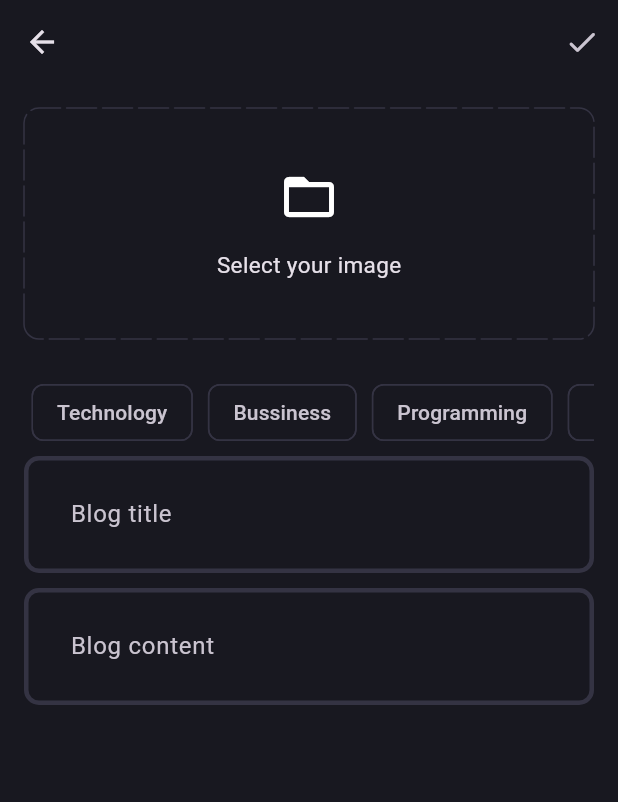
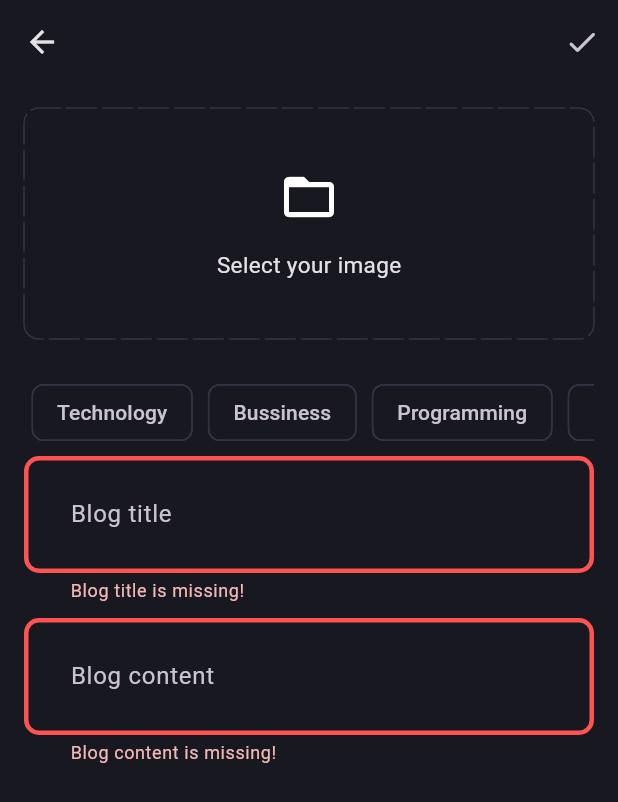
Before and after one commit to ArturKlasa/blog_app, a Flutter app: the AddNewBlogPage screen opened directly, after a tap on the "done" icon, on a phone screen of 412 x 824 dp. Shown: the top 802 px of the screen. Run offline on Flutter 3.47's test engine with Material 3 defaults, Android fonts, the phone set to English and light mode, and no system bars; drawn by our look-alikes of dotted_border; our stand-ins replace flutter_bloc, fpdart, get_it, image_picker, supabase_flutter; accounts and stored records are empty.

Commit message:
Adding blog posts to database finished

```diff
--- a/lib/core/theme/theme.dart
+++ b/lib/core/theme/theme.dart
@@ -22,8 +22,10 @@ class AppTheme {
     ),
     inputDecorationTheme: InputDecorationTheme(
       contentPadding: const EdgeInsets.all(27),
+      border: _border(),
       enabledBorder: _border(),
       focusedBorder: _border(AppPallete.gradient2),
+      errorBorder: _border(AppPallete.errorColor),
     ),
   );
 }
--- a/lib/core/utils/pick_image.dart
+++ b/lib/core/utils/pick_image.dart
@@ -6,6 +6,7 @@ Future<File?> pickImage() async {
   try {
     final xFile = await ImagePicker().pickImage(
       source: ImageSource.gallery,
+      // imageQuality: 80,
     );
     if (xFile != null) {
       return File(xFile.path);
--- /dev/null
+++ b/lib/features/blog/presentation/bloc/blog_bloc.dart
@@ -0,0 +1,32 @@
+import 'dart:io';
+
+import 'package:blog_app/features/blog/domain/usecases/upload_blog.dart';
+import 'package:flutter/material.dart';
+import 'package:flutter_bloc/flutter_bloc.dart';
+
+part 'blog_event.dart';
+part 'blog_state.dart';
+
+class BlogBloc extends Bloc<BlogEvent, BlogState> {
+  final UploadBlog uploadBlog;
+  BlogBloc(this.uploadBlog) : super(BlogInitial()) {
+    on<BlogEvent>((event, emit) => emit(BlogLoading()));
+    on<BlogUpload>(_onBlogUpload);
+  }
+
+  void _onBlogUpload(BlogUpload event, Emitter<BlogState> emit) async {
+    final res = await uploadBlog(
+      UploadBlogParams(
+        posterId: event.posterId,
+        title: event.title,
+        content: event.content,
+        image: event.image,
+        topics: event.topics,
+      ),
+    );
+    res.fold(
+      (l) => emit(BlogFailure(l.message)),
+      (r) => emit(BlogSuccess()),
+    );
+  }
+}
--- /dev/null
+++ b/lib/features/blog/presentation/bloc/blog_event.dart
@@ -0,0 +1,20 @@
+part of 'blog_bloc.dart';
+
+@immutable
+sealed class BlogEvent {}
+
+final class BlogUpload extends BlogEvent {
+  final String posterId;
+  final String title;
+  final String content;
+  final File image;
+  final List<String> topics;
+
+  BlogUpload({
+    required this.posterId,
+    required this.title,
+    required this.content,
+    required this.image,
+    required this.topics,
+  });
+}
--- /dev/null
+++ b/lib/features/blog/presentation/bloc/blog_state.dart
@@ -0,0 +1,15 @@
+part of 'blog_bloc.dart';
+
+@immutable
+sealed class BlogState {}
+
+final class BlogInitial extends BlogState {}
+
+final class BlogLoading extends BlogState {}
+
+final class BlogSuccess extends BlogState {}
+
+final class BlogFailure extends BlogState {
+  final String error;
+  BlogFailure(this.error);
+}
--- a/lib/features/blog/presentation/pages/add_new_blog_page.dart
+++ b/lib/features/blog/presentation/pages/add_new_blog_page.dart
@@ -1,10 +1,16 @@
 import 'dart:io';
 
+import 'package:blog_app/core/common/cubits/app_user/app_user_cubit.dart';
+import 'package:blog_app/core/common/widgets/loader.dart';
 import 'package:blog_app/core/theme/app_pallete.dart';
 import 'package:blog_app/core/utils/pick_image.dart';
+import 'package:blog_app/core/utils/show_snackbar.dart';
+import 'package:blog_app/features/blog/presentation/bloc/blog_bloc.dart';
+import 'package:blog_app/features/blog/presentation/pages/blog_page.dart';
 import 'package:blog_app/features/blog/presentation/widgets/blog_editor.dart';
 import 'package:dotted_border/dotted_border.dart';
 import 'package:flutter/material.dart';
+import 'package:flutter_bloc/flutter_bloc.dart';
 
 class AddNewBlogPage extends StatefulWidget {
   static route() => MaterialPageRoute(
@@ -19,6 +25,7 @@ class AddNewBlogPage extends StatefulWidget {
 class _AddNewBlogPageState extends State<AddNewBlogPage> {
   final titleController = TextEditingController();
   final contentController = TextEditingController();
+  final formKey = GlobalKey<FormState>();
   List<String> selectedTopics = [];
   File? image;
 
@@ -28,6 +35,24 @@ class _AddNewBlogPageState extends State<AddNewBlogPage> {
       setState(() {
         image = pickedImage;
       });
+    }
+  }
+
+  void uploadBLog() {
+    if (formKey.currentState!.validate() &&
+        selectedTopics.isNotEmpty &&
+        image != null) {
+      final posterId =
+          (context.read<AppUserCubit>().state as AppUserLoggedIn).user.id;
+      context.read<BlogBloc>().add(
+            BlogUpload(
+              posterId: posterId,
+              title: titleController.text.trim(),
+              content: contentController.text.trim(),
+              image: image!,
+              topics: selectedTopics,
+            ),
+          );
     }
   }
 
@@ -44,16 +69,33 @@ class _AddNewBlogPageState extends State<AddNewBlogPage> {
       appBar: AppBar(
         actions: [
           IconButton(
-            onPressed: () {},
+            onPressed: () {
+              uploadBLog();
+            },
             icon: const Icon(
               Icons.done_rounded,
             ),
           ),
         ],
       ),
-      body: SingleChildScrollView(
+      body: BlocConsumer<BlogBloc, BlogState>(
+        listener: (context, state) {
+          if (state is BlogFailure) {
+            showSnackBar(context, state.error);
+          } else if (state is BlogSuccess) {
+            Navigator.pushAndRemoveUntil(
+                context, BlogPage.route(), (route) => false);
+          }
+        },
+        builder: (context, state) {
+          if (state is BlogLoading) {
+            return const Loader();
+          }
+          return SingleChildScrollView(
             child: Padding(
               padding: const EdgeInsets.all(16.0),
+              child: Form(
+                key: formKey,
                 child: Column(
                   children: [
                     image != null
@@ -161,5 +203,8 @@ class _AddNewBlogPageState extends State<AddNewBlogPage> {
               ),
             ),
           );
+        },
+      ),
+    );
   }
 }
--- a/lib/features/blog/presentation/pages/blog_page.dart
+++ b/lib/features/blog/presentation/pages/blog_page.dart
@@ -3,6 +3,7 @@ import 'package:flutter/cupertino.dart';
 import 'package:flutter/material.dart';
 
 class BlogPage extends StatelessWidget {
+  static route() => MaterialPageRoute(builder: (context) => const BlogPage());
   const BlogPage({super.key});
 
   @override
--- a/lib/features/blog/presentation/widgets/blog_editor.dart
+++ b/lib/features/blog/presentation/widgets/blog_editor.dart
@@ -13,6 +13,12 @@ class BlogEditor extends StatelessWidget {
       controller: controller,
       decoration: InputDecoration(hintText: hintText),
       maxLines: null,
+      validator: (value) {
+        if (value!.trim().isEmpty) {
+          return '$hintText is missing!';
+        }
+        return null;
+      },
     );
   }
 }
--- a/lib/main.dart
+++ b/lib/main.dart
@@ -6,6 +6,8 @@ import 'package:blog_app/features/blog/presentation/pages/blog_page.dart';
 import 'package:blog_app/init_dependencies.dart';
 import 'package:flutter/material.dart';
 import 'package:flutter_bloc/flutter_bloc.dart';
+
+import 'features/blog/presentation/bloc/blog_bloc.dart';
 
 void main() async {
   WidgetsFlutterBinding.ensureInitialized();
@@ -17,6 +19,9 @@ void main() async {
       ),
       BlocProvider(
         create: (_) => serviceLocator<AuthBloc>(),
+      ),
+      BlocProvider(
+        create: (_) => serviceLocator<BlogBloc>(),
       ),
     ],
     child: const MyApp(),
```
Also changed, not shown: lib/init_dependencies.dart (+34 -0 lines). Lines whose indentation alone changed are shown as unchanged.
